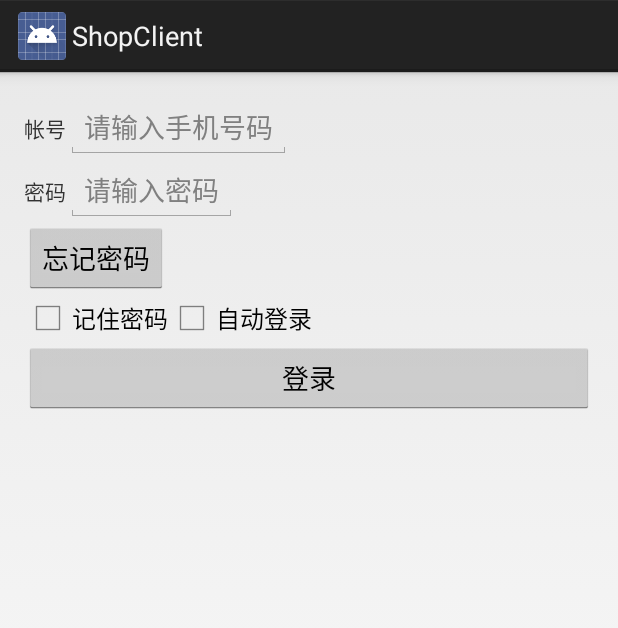
After one commit to Lyren/shop, an Android app: the layout login_activity_layout.xml on its own in the app's theme, with its tools: preview values and no code run, on a phone screen of 412 x 824 dp. The commit adds this screen. Shown: the top 628 px of the screen. Run offline under Robolectric (Android 15) with nearby library versions, the phone set to English and light mode, and no system bars.

Commit message:
5-18 firrst commit.

```diff
--- a/shopclient/build.gradle
+++ b/shopclient/build.gradle
@@ -20,4 +20,9 @@ android {
 
 dependencies {
     compile fileTree(dir: 'libs', include: ['*.jar'])
+    compile files('F:/android studio workspace/shop/libs/guice-3.0-no_aop.jar')
+    compile files('F:/android studio workspace/shop/libs/javax.inject-1.jar')
+    compile files('F:/android studio workspace/shop/libs/jsr305-1.3.9.jar')
+    compile files('F:/android studio workspace/shop/libs/roboguice-2.0.jar')
+    compile files('F:/android studio workspace/shop/libs/android-support-v4.jar')
 }
--- a/shopclient/src/main/AndroidManifest.xml
+++ b/shopclient/src/main/AndroidManifest.xml
@@ -8,7 +8,7 @@
         android:label="@string/app_name"
         android:theme="@style/AppTheme" >
         <activity
-            android:name="org.tmp.shopclient.shopclient.MainActivity"
+            android:name="org.tmp.shopclient.views.ShopMainActivity"
             android:label="@string/app_name" >
             <intent-filter>
                 <action android:name="android.intent.action.MAIN" />
--- a/shopclient/src/main/java/org/tmp/shopclient/shopclient/MainActivity.java
+++ b/shopclient/src/main/java/org/tmp/shopclient/views/MainActivity.java
@@ -1,9 +1,11 @@
-package org.tmp.shopclient.shopclient;
+package org.tmp.shopclient.views;
 
 import android.app.Activity;
 import android.os.Bundle;
 import android.view.Menu;
 import android.view.MenuItem;
+
+import org.tmp.shopclient.R;
 
 
 public class MainActivity extends Activity {
--- a/shopclient/src/main/res/layout/activity_main.xml
+++ b/shopclient/src/main/res/layout/activity_main.xml
@@ -6,7 +6,7 @@
     android:paddingRight="@dimen/activity_horizontal_margin"
     android:paddingTop="@dimen/activity_vertical_margin"
     android:paddingBottom="@dimen/activity_vertical_margin"
-    tools:context="org.tmp.shopclient.shopclient.MainActivity">
+    tools:context="org.tmp.shopclient.views.MainActivity">
 
     <TextView
         android:text="@string/hello_world"
--- /dev/null
+++ b/shopclient/src/main/res/layout/login_activity_layout.xml
@@ -0,0 +1,80 @@
+<LinearLayout xmlns:android="http://schemas.android.com/apk/res/android"
+    xmlns:tools="http://schemas.android.com/tools"
+    android:layout_width="match_parent"
+    android:layout_height="match_parent"
+    android:orientation="vertical"
+    android:paddingBottom="@dimen/activity_vertical_margin"
+    android:paddingLeft="@dimen/activity_horizontal_margin"
+    android:paddingRight="@dimen/activity_horizontal_margin"
+    android:paddingTop="@dimen/activity_vertical_margin"
+    tools:context=".LoginActivity" >
+
+    <LinearLayout
+        android:layout_width="fill_parent"
+        android:layout_height="wrap_content"
+        android:orientation="horizontal" >
+
+        <TextView
+            android:id="@+id/tv_account"
+            android:layout_width="wrap_content"
+            android:layout_height="wrap_content"
+            android:text="@string/account" />
+
+        <EditText
+            android:id="@+id/et_account"
+            android:layout_width="wrap_content"
+            android:layout_height="wrap_content"
+            android:hint="@string/accountHint"
+            android:inputType="phone" />
+    </LinearLayout>
+
+    <LinearLayout
+        android:layout_width="fill_parent"
+        android:layout_height="wrap_content"
+        android:orientation="horizontal" >
+
+        <TextView
+            android:id="@+id/tv_password"
+            android:layout_width="wrap_content"
+            android:layout_height="wrap_content"
+            android:text="@string/password" />
+
+        <EditText
+            android:id="@+id/et_password"
+            android:layout_width="wrap_content"
+            android:layout_height="wrap_content"
+            android:hint="@string/passwordHint"
+            android:inputType="textPassword" />
+    </LinearLayout>
+
+    <Button
+        android:id="@+id/btn_forgetPwd"
+        android:layout_width="wrap_content"
+        android:layout_height="wrap_content"
+        android:text="@string/forgetPassword" />
+
+    <LinearLayout
+        android:layout_width="fill_parent"
+        android:layout_height="wrap_content"
+        android:orientation="horizontal" >
+
+        <CheckBox
+            android:id="@+id/cb_rememberPwd"
+            android:layout_width="wrap_content"
+            android:layout_height="wrap_content"
+            android:text="@string/rememberPwd" />
+
+        <CheckBox
+            android:id="@+id/cb_autoLogin"
+            android:layout_width="wrap_content"
+            android:layout_height="wrap_content"
+            android:text="@string/autoLogin" />
+    </LinearLayout>
+
+    <Button
+        android:id="@+id/btn_login"
+        android:layout_width="fill_parent"
+        android:layout_height="wrap_content"
+        android:text="@string/login" />
+
+</LinearLayout>
--- a/shopclient/src/main/res/menu/main.xml
+++ b/shopclient/src/main/res/menu/main.xml
@@ -1,6 +1,6 @@
 <menu xmlns:android="http://schemas.android.com/apk/res/android"
     xmlns:tools="http://schemas.android.com/tools"
-    tools:context="org.tmp.shopclient.shopclient.MainActivity" >
+    tools:context="org.tmp.shopclient.views.MainActivity" >
 
     <item android:id="@+id/action_settings"
         android:title="@string/action_settings"
--- a/shopclient/src/main/res/values/strings.xml
+++ b/shopclient/src/main/res/values/strings.xml
@@ -2,7 +2,28 @@
 <resources>
 
     <string name="app_name">ShopClient</string>
+    <string name="action_settings">Settings</string>
     <string name="hello_world">Hello world!</string>
-    <string name="action_settings">Settings</string>
+
+    <!--登录界面  -->
+    <string name="shopLogin">商家登录</string>
+    <string name="account">帐号</string>
+    <string name="password">密码</string>
+    <string name="forgetPassword">忘记密码</string>
+    <string name="accountHint">请输入手机号码</string>
+    <string name="passwordHint">请输入密码</string>
+    <string name="login">登录</string>
+    <string name="rememberPwd">记住密码</string>
+    <string name="autoLogin">自动登录</string>
+    <!--首页  -->
+    <string name="mainPage">首页</string>
+    <string name="orderManagement">订单管理</string>
+    <string name="dishManagement">菜品管理</string>
+    <string name="shopInfo">店铺信息</string>
+    <string name="salesAcount">销量统计</string>
+    <string name="clickTochangeState">点击切换状态</string>
+    <!--订单管理  -->
+    <string name="dealing">未处理</string>
+    <string name="dealed">已处理</string>
 
 </resources>
```
Also changed, not shown: shopclient/src/main/java/org/tmp/shopclient/fragments/DealingOrdersFragment.java (added, +21 -0 lines), shopclient/src/main/java/org/tmp/shopclient/views/LoginActivity.java (added, +61 -0 lines), shopclient/src/main/java/org/tmp/shopclient/views/OrderManagementActivity.java (added, +29 -0 lines), shopclient/src/main/java/org/tmp/shopclient/views/ShopMainActivity.java (added, +99 -0 lines), shopclient/src/main/res/layout/order_management_main_layout.xml (added, +33 -0 lines), shopclient/src/main/res/layout/shop_main_activity_layout.xml (added, +37 -0 lines), shopclient/src/main/res/values/arrays.xml (added, +8 -0 lines), libs/android-support-v4.jar (added), libs/guice-3.0-no_aop.jar (added), libs/javax.inject-1.jar (added), libs/jsr305-1.3.9.jar (added), libs/roboguice-2.0.jar (added), 2 other files.
